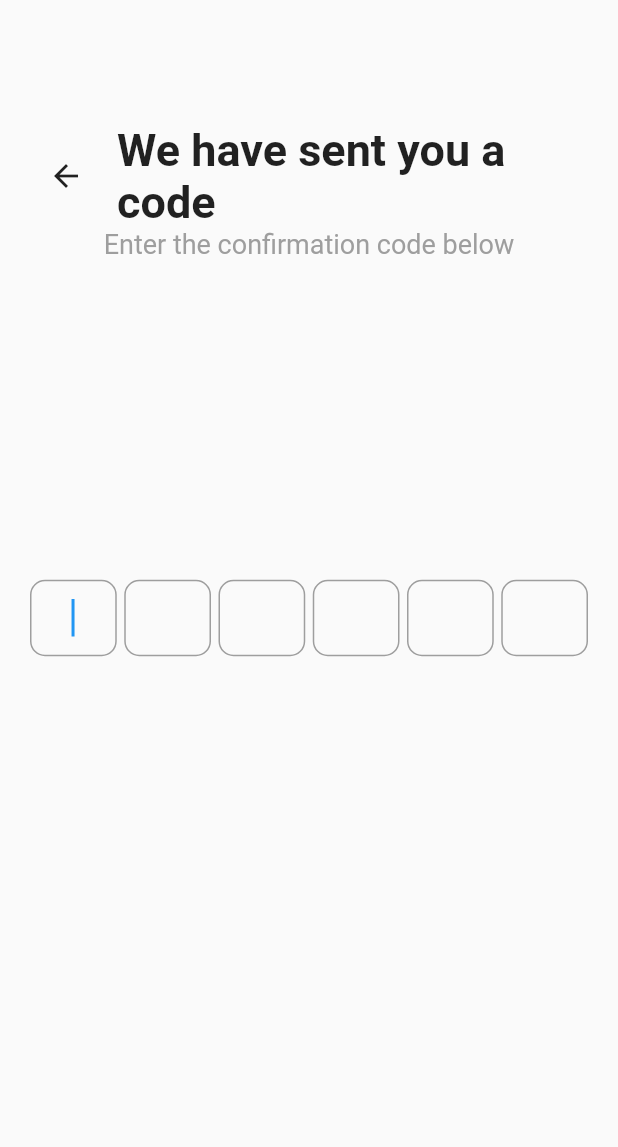
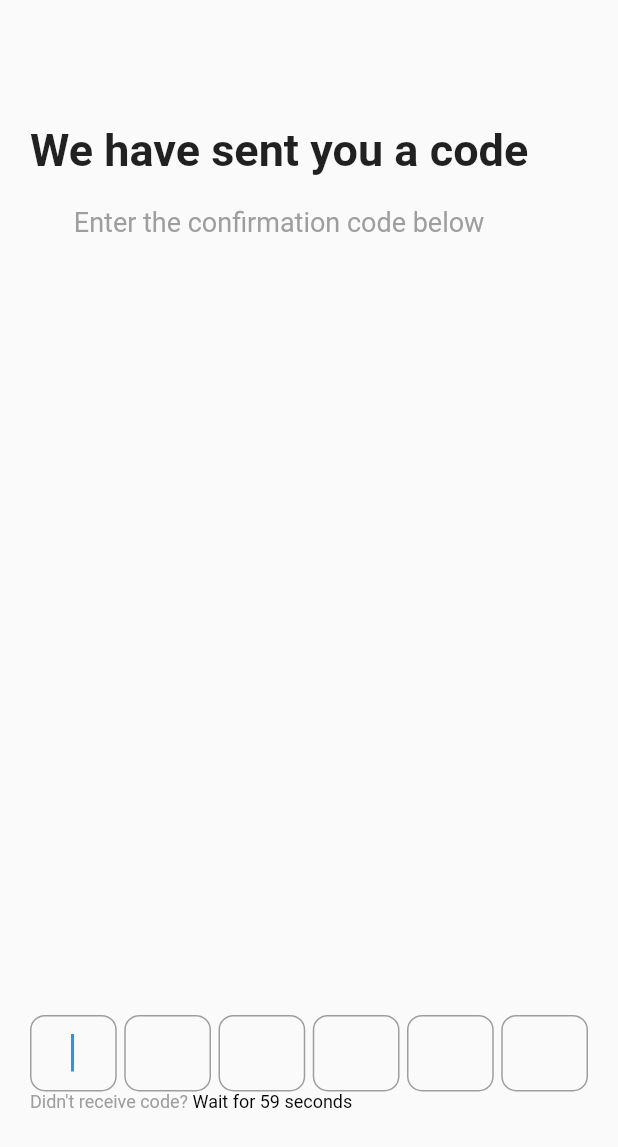
Before and after one commit to hassan-2040/zedfi, a Flutter app: the PinVerificationScreen screen opened by its route, on a phone screen of 412 x 824 dp. Shown: the top 1147 px of the screen. Run offline on Flutter 3.47's test engine with Material 2 defaults, Android fonts, the phone set to English and light mode, and no system bars; our stand-ins replace bloc, firebase_auth, firebase_core, flutter_bloc; missing offline and left inert: firebase_app_check; accounts and stored records are empty.

```diff
--- a/lib/blocs/auth_bloc/auth_bloc.dart
+++ b/lib/blocs/auth_bloc/auth_bloc.dart
@@ -2,6 +2,7 @@ import 'package:bloc/bloc.dart';
 import 'package:firebase_auth/firebase_auth.dart';
 import 'package:meta/meta.dart';
 import 'package:zedfi/helpers/custom_error_responses.dart';
+import 'package:zedfi/helpers/utilities.dart';
 import 'package:zedfi/repositories/auth_repo.dart';
 
 part 'auth_event.dart';
@@ -70,5 +71,7 @@ class AuthBloc extends Bloc<AuthEvent, AuthState> {
 
   Future<void> _phoneVerification(String _phone) async {
     _phoneAuthStatus = await _authRepo.sendSmsCode(phoneNumber: _phone);
+
+    printInfo('phone auth status: $_phoneAuthStatus');
   }
 }
--- a/lib/screens/auth_screens/email_verification_screen.dart
+++ b/lib/screens/auth_screens/email_verification_screen.dart
@@ -53,7 +53,9 @@ class _EmailVerificationScreenState extends State<EmailVerificationScreen> {
 
   @override
   Widget build(BuildContext context) {
-    return Scaffold(
+    return WillPopScope(
+      onWillPop: () async => false,
+      child: Scaffold(
         body: Container(
           width: double.infinity,
           padding: const EdgeInsets.symmetric(horizontal: 20),
@@ -101,6 +103,7 @@ class _EmailVerificationScreenState extends State<EmailVerificationScreen> {
             ],
           ),
         ),
+      ),
     );
   }
 }
--- a/lib/screens/auth_screens/pin_verification_screen.dart
+++ b/lib/screens/auth_screens/pin_verification_screen.dart
@@ -1,3 +1,5 @@
+import 'dart:async';
+
 import 'package:flutter/material.dart';
 import 'package:flutter/services.dart';
 import 'package:zedfi/constants.dart';
@@ -12,6 +14,9 @@ class PinVerificationScreen extends StatefulWidget {
 }
 
 class _PinVerificationScreenState extends State<PinVerificationScreen> {
+  late Timer _timer;
+  int _start = 60;
+
   late GlobalKey<FormState> _formKey;
 
   late final TextEditingController _firstDigitController;
@@ -21,7 +26,6 @@ class _PinVerificationScreenState extends State<PinVerificationScreen> {
   late final TextEditingController _fifthDigitController;
   late final TextEditingController _sixthDigitController;
 
-  late final FocusNode _firstDigitFocusNode;
   late final FocusNode _secondDigitFocusNode;
   late final FocusNode _thirdDigitFocusNode;
   late final FocusNode _fourthDigitFocusNode;
@@ -45,6 +49,8 @@ class _PinVerificationScreenState extends State<PinVerificationScreen> {
     _fourthDigitFocusNode = FocusNode();
     _fifthDigitFocusNode = FocusNode();
     _sixthDigitFocusNode = FocusNode();
+
+    _startTimer();
     super.initState();
   }
 
@@ -63,13 +69,35 @@ class _PinVerificationScreenState extends State<PinVerificationScreen> {
     _fifthDigitFocusNode.dispose();
     _sixthDigitFocusNode.dispose();
 
+    _timer.cancel();
     super.dispose();
+  }
+
+  void _startTimer() {
+    const _oneSec = Duration(seconds: 1);
+    _timer = Timer.periodic(
+      _oneSec,
+      (Timer timer) {
+        if (_start == 0) {
+          setState(() {
+            timer.cancel();
+          });
+        } else {
+          setState(() {
+            _start--;
+          });
+        }
+      },
+    );
   }
 
   @override
   Widget build(BuildContext context) {
-    return Scaffold(
-      body: Container(
+    return WillPopScope(
+      onWillPop: () async => false,
+      child: Scaffold(
+        body: SafeArea(
+          child: Container(
             height: AppConfig.screenHeight,
             width: double.infinity,
             padding: const EdgeInsets.symmetric(horizontal: 20),
@@ -79,29 +107,23 @@ class _PinVerificationScreenState extends State<PinVerificationScreen> {
                   mainAxisAlignment: MainAxisAlignment.start,
                   crossAxisAlignment: CrossAxisAlignment.center,
                   children: [
-                SizedBox(height: AppConfig.screenHeight * 0.1),
-                Row(
-                  children: [
-                    IconButton(
-                      onPressed: () => Navigator.pop(context),
-                      icon: const Icon(Icons.arrow_back),
+                    SizedBox(
+                      height: AppConfig.screenHeight * 0.1,
                     ),
-                    const SizedBox(
-                      width: 10,
-                    ),
-                    Expanded(
-                      child: Text(
+                    Text(
                       'We have sent you a code',
+                      textAlign: TextAlign.center,
                       style: AppConfig.getTextStyle(
                         textSize: TextSize.main,
                         fontWeight: FontWeight.bold,
                       ),
                     ),
-                    ),
-                  ],
+                    const SizedBox(
+                      height: 20,
                     ),
                     Text(
                       'Enter the confirmation code below',
+                      textAlign: TextAlign.center,
                       style: AppConfig.getTextStyle(
                         textSize: TextSize.large,
                         textColor: Colors.grey,
@@ -110,7 +132,12 @@ class _PinVerificationScreenState extends State<PinVerificationScreen> {
                   ],
                 ),
                 Align(
-              alignment: Alignment.center,
+                  alignment: Alignment.bottomCenter,
+                  child: Column(
+                    mainAxisSize: MainAxisSize.min,
+                    children: [
+                      Container(
+                        color: Theme.of(context).scaffoldBackgroundColor,
                         child: Row(
                           children: [
                             Expanded(
@@ -136,7 +163,8 @@ class _PinVerificationScreenState extends State<PinVerificationScreen> {
                                   },
                                   inputFormatters: [
                                     LengthLimitingTextInputFormatter(1),
-                          FilteringTextInputFormatter.allow(RegExp(r'[0-9]')),
+                                    FilteringTextInputFormatter.allow(
+                                        RegExp(r'[0-9]')),
                                   ],
                                 ),
                               ),
@@ -167,7 +195,8 @@ class _PinVerificationScreenState extends State<PinVerificationScreen> {
                                   },
                                   inputFormatters: [
                                     LengthLimitingTextInputFormatter(1),
-                          FilteringTextInputFormatter.allow(RegExp(r'[0-9]')),
+                                    FilteringTextInputFormatter.allow(
+                                        RegExp(r'[0-9]')),
                                   ],
                                 ),
                               ),
@@ -198,7 +227,8 @@ class _PinVerificationScreenState extends State<PinVerificationScreen> {
                                   },
                                   inputFormatters: [
                                     LengthLimitingTextInputFormatter(1),
-                          FilteringTextInputFormatter.allow(RegExp(r'[0-9]')),
+                                    FilteringTextInputFormatter.allow(
+                                        RegExp(r'[0-9]')),
                                   ],
                                 ),
                               ),
@@ -229,7 +259,8 @@ class _PinVerificationScreenState extends State<PinVerificationScreen> {
                                   },
                                   inputFormatters: [
                                     LengthLimitingTextInputFormatter(1),
-                          FilteringTextInputFormatter.allow(RegExp(r'[0-9]')),
+                                    FilteringTextInputFormatter.allow(
+                                        RegExp(r'[0-9]')),
                                   ],
                                 ),
                               ),
@@ -260,7 +291,8 @@ class _PinVerificationScreenState extends State<PinVerificationScreen> {
                                   },
                                   inputFormatters: [
                                     LengthLimitingTextInputFormatter(1),
-                          FilteringTextInputFormatter.allow(RegExp(r'[0-9]')),
+                                    FilteringTextInputFormatter.allow(
+                                        RegExp(r'[0-9]')),
                                   ],
                                 ),
                               ),
@@ -290,15 +322,64 @@ class _PinVerificationScreenState extends State<PinVerificationScreen> {
                                   },
                                   inputFormatters: [
                                     LengthLimitingTextInputFormatter(1),
-                          FilteringTextInputFormatter.allow(RegExp(r'[0-9]')),
+                                    FilteringTextInputFormatter.allow(
+                                        RegExp(r'[0-9]')),
                                   ],
                                 ),
                               ),
                             ),
                           ],
                         ),
-            )
+                      ),
+                      Row(
+                        children: [
+                          Text(
+                            'Didn\'t receive code? ',
+                            style: AppConfig.getTextStyle(
+                              textColor: Colors.grey,
+                              textSize: TextSize.small,
+                            ),
+                          ),
+                          Visibility(
+                            visible: _start != 0,
+                            child: Text(
+                              'Wait for $_start seconds',
+                              style: AppConfig.getTextStyle(
+                                textColor: Colors.black,
+                                textSize: TextSize.small,
+                              ),
+                            ),
+                          ),
+                          Visibility(
+                            visible: _start == 0,
+                            child: RawMaterialButton(
+                              onPressed: () {
+                                setState(() {
+                                  _start = 60;
+                                });
+                                _startTimer();
+                                //TODO resend pin
+                              },
+                              child: Text(
+                                'Resend Sms',
+                                style: AppConfig.getTextStyle(
+                                  textColor: Colors.black,
+                                  textSize: TextSize.small,
+                                ),
+                              ),
+                            ),
+                          ),
                         ],
+                      ),
+                      SizedBox(
+                        height: AppConfig.screenHeight * 0.1,
+                      ),
+                    ],
+                  ),
+                ),
+              ],
+            ),
+          ),
         ),
       ),
     );
--- a/lib/screens/welcome/welcome_screen.dart
+++ b/lib/screens/welcome/welcome_screen.dart
@@ -29,10 +29,7 @@ class WelcomeScreen extends StatelessWidget {
               width: double.infinity,
               child: ElevatedButton(
                 onPressed: () {
-                  Navigator.pushNamed(
-                      context, AppRouter.pinVerificationScreenRoute);
-                  //TODO uncomment
-                  // Navigator.pushNamed(context, AppRouter.authScreenRoute);
+                  Navigator.pushNamed(context, AppRouter.authScreenRoute);
                 },
                 child: Text(
                   'Continue',
```
Lines whose indentation alone changed are shown as unchanged.
